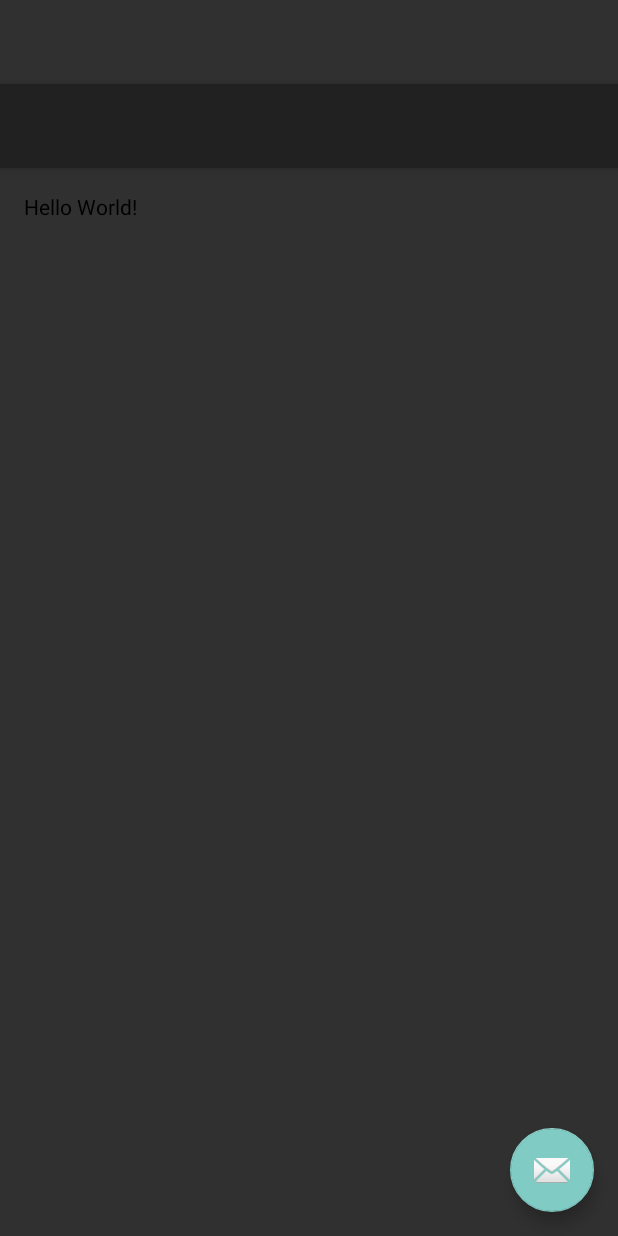
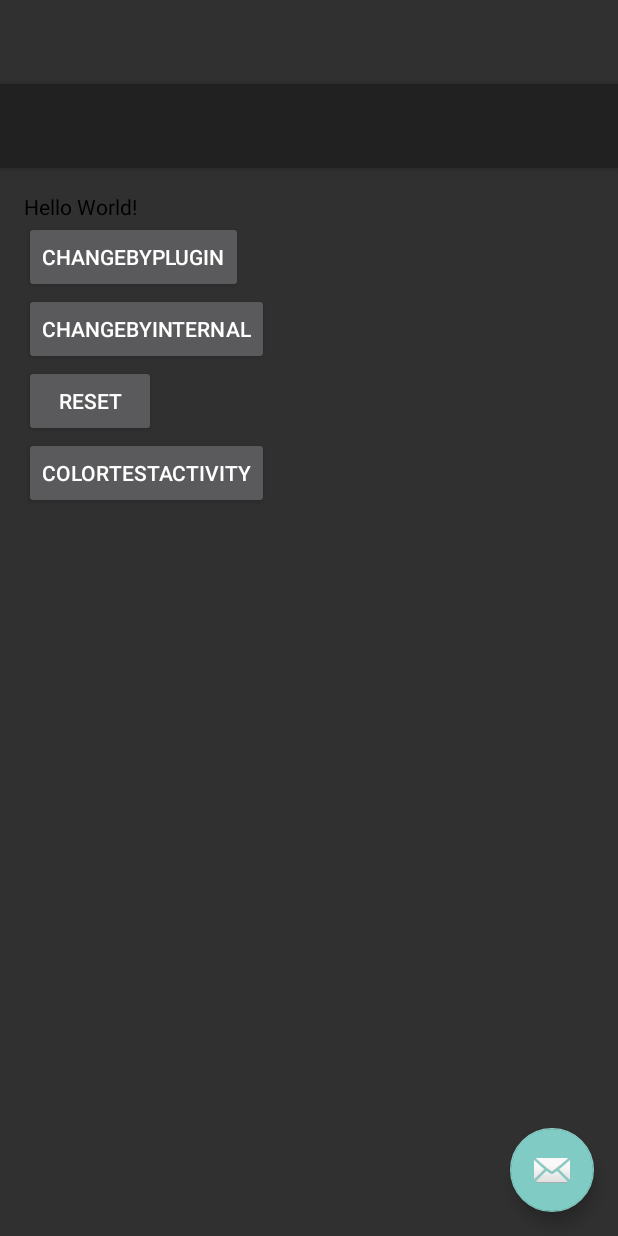
Before and after one commit to gaoxiong/SkinTest, an Android app: the layout app_bar_main.xml on its own in the app's theme, with its tools: preview values and no code run, on a phone screen of 412 x 824 dp. Run offline under Robolectric (Android 15) with nearby library versions, the phone set to English and light mode, and no system bars.

Commit message:
make it work

```diff
--- a/app/src/main/java/com/dywx/playerskintest/DrawableArrPreloadIntercepter.java
+++ b/app/src/main/java/com/dywx/playerskintest/DrawableArrPreloadIntercepter.java
@@ -19,7 +19,7 @@ public class DrawableArrPreloadIntercepter extends LongSparseArray<ConstantState
 
   public DrawableArrPreloadIntercepter(SkinEngine skinEngine, LongSparseArray<ConstantState>[] preloadCache) {
     mSkinEngine = skinEngine;
-    mOldPreloadCache=preloadCache.clone();
+    mOldPreloadCache = preloadCache.clone();
   }
 
   public void add(Resources resources, int resId) {
--- a/app/src/main/res/layout/content_main.xml
+++ b/app/src/main/res/layout/content_main.xml
@@ -1,10 +1,11 @@
 <?xml version="1.0" encoding="utf-8"?>
-<RelativeLayout
+<LinearLayout
   xmlns:android="http://schemas.android.com/apk/res/android"
   xmlns:app="http://schemas.android.com/apk/res-auto"
   xmlns:tools="http://schemas.android.com/tools"
   android:layout_width="match_parent"
   android:layout_height="match_parent"
+  android:orientation="vertical"
   android:paddingBottom="@dimen/activity_vertical_margin"
   android:paddingLeft="@dimen/activity_horizontal_margin"
   android:paddingRight="@dimen/activity_horizontal_margin"
@@ -14,8 +15,33 @@
   tools:showIn="@layout/app_bar_main">
 
   <TextView
+    android:id="@+id/textView"
     android:layout_width="wrap_content"
     android:layout_height="wrap_content"
     android:textColor="@color/skin_text_color"
     android:text="Hello World!"/>
-</RelativeLayout>
+
+  <Button
+    android:id="@+id/btn_change_by_plugin"
+    android:layout_width="wrap_content"
+    android:layout_height="wrap_content"
+    android:text="ChangeByPlugin"/>
+
+  <Button
+    android:id="@+id/btn_change_by_internal"
+    android:layout_width="wrap_content"
+    android:layout_height="wrap_content"
+    android:text="ChangeByInternal"/>
+
+  <Button
+    android:id="@+id/btn_change_reset"
+    android:layout_width="wrap_content"
+    android:layout_height="wrap_content"
+    android:text="Reset"/>
+
+  <Button
+    android:id="@+id/btn_goto_color_test"
+    android:layout_width="wrap_content"
+    android:layout_height="wrap_content"
+    android:text="ColorTestActivity"/>
+</LinearLayout>
--- a/app/src/main/res/values/colors.xml
+++ b/app/src/main/res/values/colors.xml
@@ -4,4 +4,5 @@
   <color name="colorPrimaryDark">#303F9F</color>
   <color name="colorAccent">#FF4081</color>
   <color name="skin_text_color">#000000</color>
+  <color name="skin_text_color_green">#00ff00</color>
 </resources>
```
Also changed, not shown: app/build.gradle (+15 -1 lines), app/src/main/AndroidManifest.xml (+6 -4 lines), app/src/main/java/com/dywx/playerskintest/MainActivity.java (+117 -21 lines), app/src/main/java/com/dywx/playerskintest/MyApplication.java (+15 -5 lines), app/src/main/java/com/dywx/playerskintest/SkinEngine.java (+0 -15 lines), 1 other file.
